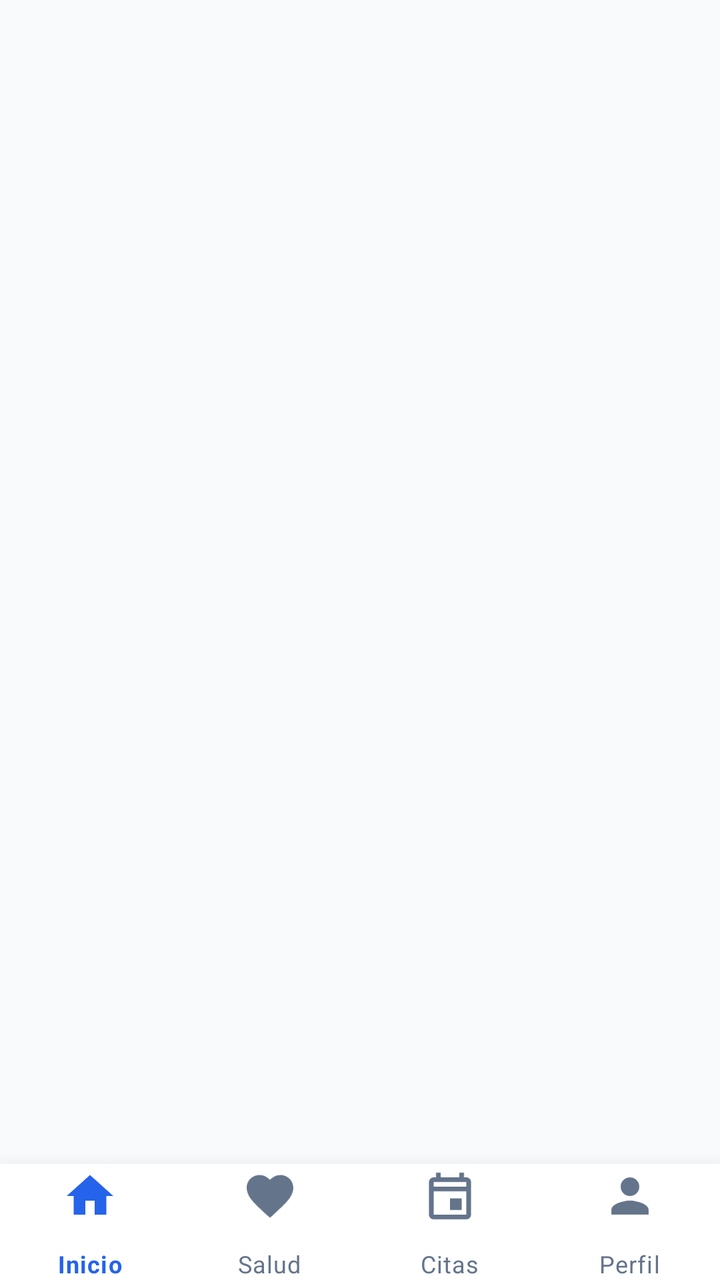
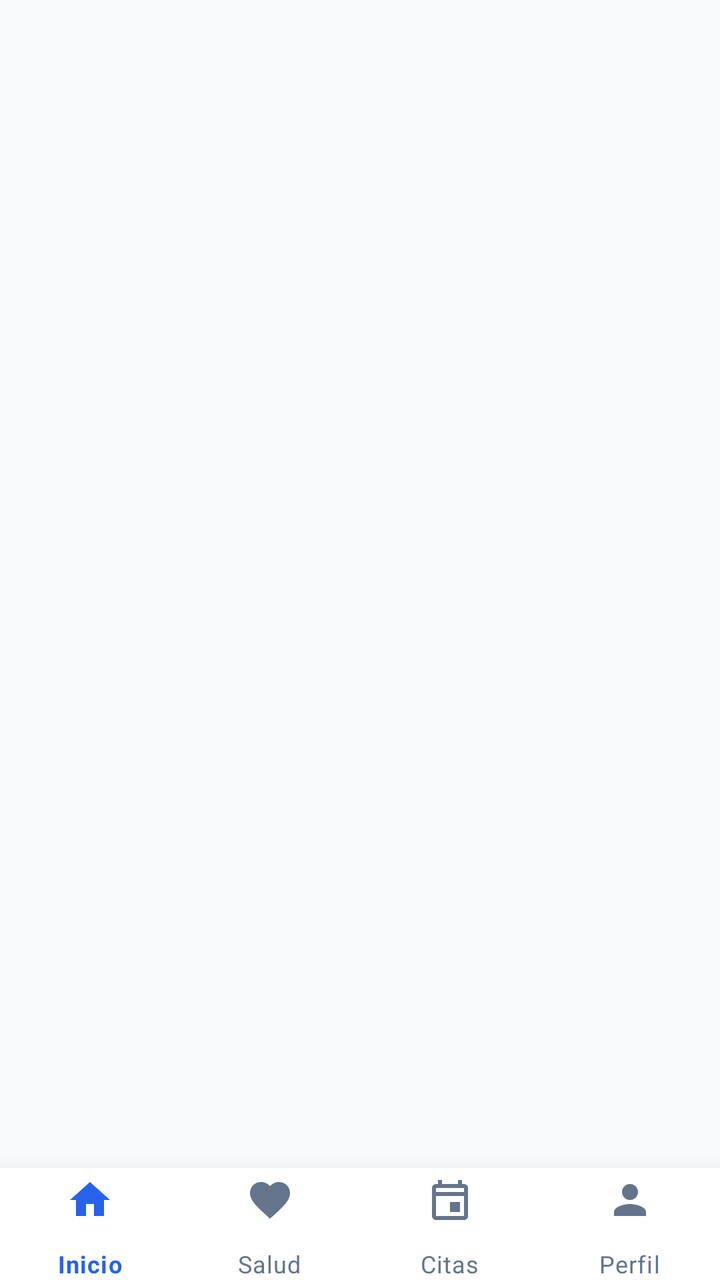

The first picture is an Android layout as it rendered before a commit; the second is the same layout after the commit. The layout source and the unified diff follow.
<!-- AndroidManifest.xml: application theme AppTheme -->
<!-- res/layout/activity_main.xml -->
<?xml version="1.0" encoding="utf-8"?>
<LinearLayout xmlns:android="http://schemas.android.com/apk/res/android"
    xmlns:app="http://schemas.android.com/apk/res-auto"
    android:layout_width="match_parent"
    android:layout_height="match_parent"
    android:orientation="vertical">

    <FrameLayout
        android:id="@+id/fragmentContainer"
        android:layout_width="match_parent"
        android:layout_height="0dp"
        android:layout_weight="1" />

    <com.google.android.material.bottomnavigation.BottomNavigationView
        android:id="@+id/bottomNavigationView"
        android:layout_width="match_parent"
        android:layout_height="58dp"
        android:background="@color/card_background"
        app:elevation="16dp"
        app:menu="@menu/bottom_navigation_menu"
        app:itemIconTint="@color/bottom_nav_colors"
        app:itemTextColor="@color/bottom_nav_colors"
        app:itemIconSize="28dp"
        app:labelVisibilityMode="labeled"
        app:itemPaddingTop="2dp"
        app:itemPaddingBottom="2dp" />

</LinearLayout>
<!-- resources referenced by this layout -->
<resources>
  <color name="card_background">#FFFFFF</color>
  <style name="AppTheme" parent="Theme.MaterialComponents.Light.NoActionBar">
          <item name="colorPrimary">@color/primary</item>
          <item name="colorPrimaryDark">@color/primary_dark</item>
          <item name="colorAccent">@color/accent</item>
          <item name="android:windowBackground">@color/background</item>
          <item name="bottomNavigationStyle">@style/CustomBottomNavigation</item>
      </style>
  <color name="primary">#2563EB</color>
  <color name="primary_dark">#1E40AF</color>
  <color name="accent">#10B981</color>
  <color name="background">#F8FAFC</color>
  <style name="CustomBottomNavigation" parent="Widget.MaterialComponents.BottomNavigationView">
          <item name="labelVisibilityMode">labeled</item>
          <item name="itemIconSize">22dp</item>
          <item name="itemRippleColor">@color/primary_light</item>
          <item name="backgroundTint">@color/white</item>
          <item name="itemIconTint">@color/selector_nav_color</item>
          <item name="itemTextColor">@color/selector_nav_color</item>
          <item name="android:paddingTop">0dp</item>
          <item name="android:paddingBottom">0dp</item>
      </style>
  <color name="primary_light">#DBEAFE</color>
  <color name="white">#FFFFFF</color>
</resources>

<!-- the commit's change to res/layout/activity_main.xml (unified diff, before → after) -->
@@ -14,15 +14,15 @@
     <com.google.android.material.bottomnavigation.BottomNavigationView
         android:id="@+id/bottomNavigationView"
         android:layout_width="match_parent"
-        android:layout_height="58dp"
+        android:layout_height="56dp"
         android:background="@color/card_background"
         app:elevation="16dp"
         app:menu="@menu/bottom_navigation_menu"
         app:itemIconTint="@color/bottom_nav_colors"
         app:itemTextColor="@color/bottom_nav_colors"
-        app:itemIconSize="28dp"
+        app:itemIconSize="24dp"
         app:labelVisibilityMode="labeled"
-        app:itemPaddingTop="2dp"
+        app:itemPaddingTop="4dp"
         app:itemPaddingBottom="2dp" />
 
 </LinearLayout>
